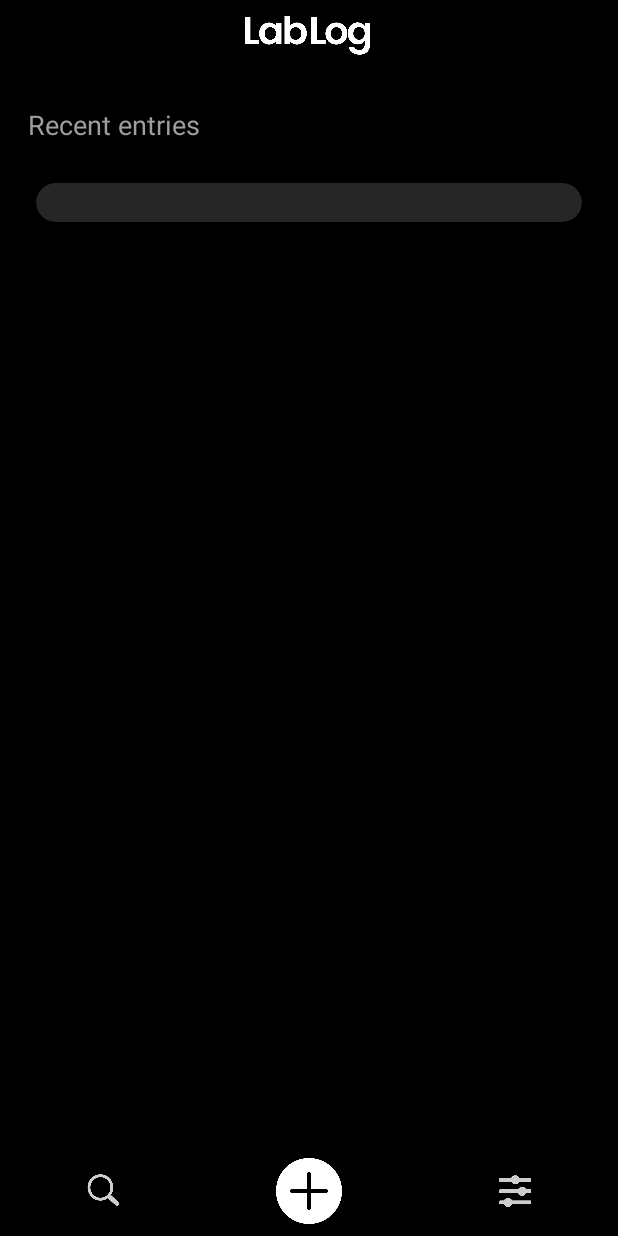
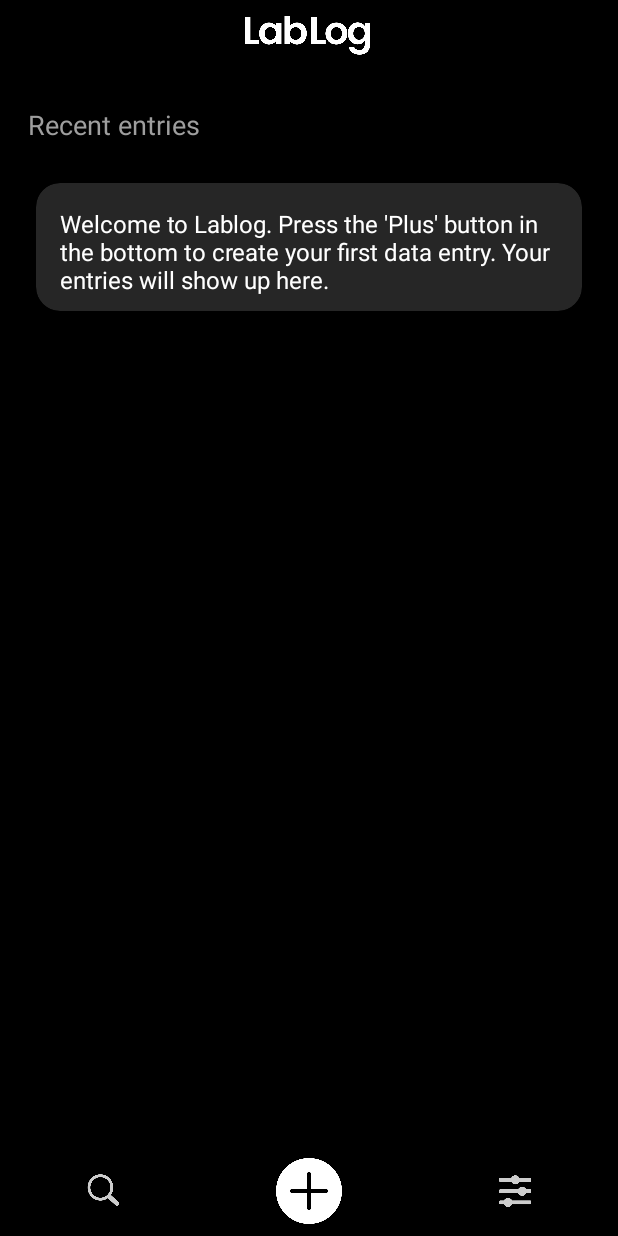
Before and after one commit to jakobkreft/LabLog, an Android app: the screen it shows after launch (MainActivity), on a phone screen of 412 x 824 dp. Run offline under Robolectric (Android 15) with nearby library versions, the phone set to English and light mode, and no system bars; our stand-ins replace FlexboxLayout, Room's generated code.

```diff
--- a/app/src/main/java/si/uni_lj/fe/lablog/MainActivity.java
+++ b/app/src/main/java/si/uni_lj/fe/lablog/MainActivity.java
@@ -100,24 +100,29 @@
         // Reload and display the latest entry
         loadAndDisplayLatestEntry();
     }
-
-
     private void loadAndDisplayLatestEntry() {
         executorService.execute(() -> {
             // Fetch the latest entry from the database
             List<Entry> entries = entryDao.getAllEntries();
 
             if (entries.isEmpty()) {
-                Log.d("MainActivity", "No entries found in the database.");
+                runOnUiThread(() -> {
+                    TextView welcomeText = findViewById(R.id.WelcomeText);
+                    welcomeText.setVisibility(View.VISIBLE); // Show the welcome text
+                });
                 return;
             }
 
-            // Load key types using the helper
-            EntryDisplayHelper helper = new EntryDisplayHelper(this, inflater);
-            Map<String, String> keyTypeMap = helper.loadKeyTypeMap(keyDao);
+            // Load key types using the helper in the background
+            Map<String, String> keyTypeMap = new HashMap<>();
+            keyTypeMap = new EntryDisplayHelper(MainActivity.this, inflater).loadKeyTypeMap(keyDao);
 
             // Post to the main thread to update UI
+            Map<String, String> finalKeyTypeMap = keyTypeMap;
             runOnUiThread(() -> {
+                TextView welcomeText = findViewById(R.id.WelcomeText);
+                welcomeText.setVisibility(View.GONE); // Hide the welcome text if there are entries
+
                 // Add "Last entry" text before the last entry card
                 TextView lastEntryTextView = new TextView(MainActivity.this);
                 lastEntryTextView.setText(R.string.last_entry);
@@ -126,12 +131,13 @@
                 lastEntryTextView.setPadding(24, 16, 16, 16);
                 linearLayout.addView(lastEntryTextView);
 
-                // Display the latest entry
-                Log.d("MainActivity", "Displaying the latest entry.");
-                helper.displayEntries(entries, keyTypeMap, linearLayout, false);
+                // Display the latest entry using the helper
+                new EntryDisplayHelper(MainActivity.this, inflater).displayEntries(entries, finalKeyTypeMap, linearLayout, false);
             });
         });
     }
+
+
     private void loadAndDisplayTimestamps() {
         executorService.execute(() -> {
             // Fetch all entries from the database
--- a/app/src/main/res/layout/activity_new_entry.xml
+++ b/app/src/main/res/layout/activity_new_entry.xml
@@ -90,8 +90,8 @@
             style="?android:attr/progressBarStyle"
             android:layout_width="wrap_content"
             android:layout_height="wrap_content"
-            android:visibility="gone"
-            android:layout_gravity="center" />
+            android:layout_gravity="center"
+            android:visibility="gone" />
 
         <Button
             android:id="@+id/SaveEntryButton"
--- a/app/src/main/res/layout/entry_card.xml
+++ b/app/src/main/res/layout/entry_card.xml
@@ -53,6 +53,16 @@
                 android:visibility="visible" />
 
 
+            <TextView
+                android:id="@+id/WelcomeText"
+                android:layout_width="match_parent"
+                android:layout_height="wrap_content"
+                android:text="@string/welcome_text"
+                android:textColor="#FFFFFF"
+                android:textSize="16sp"
+                android:visibility="gone" />
+
+
             <com.google.android.flexbox.FlexboxLayout
                 android:id="@+id/flexboxContainer"
                 android:layout_width="match_parent"
@@ -90,7 +100,8 @@
                     android:layout_margin="4dp"
                     android:background="@drawable/entries_rounded_background"
                     android:text="Archive"
-                    android:textColor="#FFFFFF" />
+                    android:textColor="#FFFFFF"
+                    android:visibility="gone" />
 
                 <Button
                     android:id="@+id/EditButton"
@@ -99,7 +110,8 @@
                     android:layout_margin="4dp"
                     android:background="@drawable/entries_rounded_background"
                     android:text="Edit"
-                    android:textColor="#FFFFFF" />
+                    android:textColor="#FFFFFF"
+                    android:visibility="gone" />
 
                 <Button
                     android:id="@+id/DeleteButton"
@@ -108,7 +120,11 @@
                     android:layout_margin="4dp"
                     android:background="@drawable/entries_rounded_background"
                     android:text="Delete"
-                    android:textColor="#FFFFFF" />
+                    android:textColor="#FFFFFF"
+                    app:icon="@drawable/ic_delete"
+                    app:iconPadding="8dp"
+                    app:iconSize="12dp"
+                    app:iconTint="#FFFFFF" />
 
                 <Button
                     android:id="@+id/DuplicateButton"
@@ -117,7 +133,9 @@
                     android:layout_margin="4dp"
                     android:background="@drawable/entries_rounded_background"
                     android:text="Duplicate"
-                    android:textColor="#FFFFFF" />
+                    android:textColor="#FFFFFF"
+                    app:icon="@drawable/ic_duplicate"
+                    app:iconTint="#FFFFFF" />
 
                 <Button
                     android:id="@+id/ResendButton"
@@ -126,7 +144,11 @@
                     android:layout_margin="4dp"
                     android:background="@drawable/entries_rounded_background"
                     android:text="Resend"
-                    android:textColor="#FFFFFF" />
+                    android:textColor="#FFFFFF"
+                    app:icon="@drawable/ic_resend"
+                    app:iconPadding="8dp"
+                    app:iconSize="18dp"
+                    app:iconTint="#FFFFFF" />
 
 
             </com.google.android.flexbox.FlexboxLayout>
--- a/app/src/main/res/layout/key_value_card.xml
+++ b/app/src/main/res/layout/key_value_card.xml
@@ -62,7 +62,9 @@
                     android:id="@+id/textInputEditText"
                     android:layout_width="match_parent"
                     android:layout_height="wrap_content"
-                    android:hint="paylaod value" />
+                    android:hint="paylaod value"
+                    android:textColor="#FFFFFF"
+                    android:textColorHint="#6D6D6D" />
 
             </com.google.android.material.textfield.TextInputLayout>
 
--- a/app/src/main/res/values/strings.xml
+++ b/app/src/main/res/values/strings.xml
@@ -39,6 +39,7 @@
     <string name="broker_address">Broker address</string>
     <string name="topic">Topic</string>
     <string name="send_icon">send icon</string>
+    <string name="welcome_text">Welcome to Lablog. Press the \'Plus\' button in the bottom to create your first data entry. Your entries will show up here.</string>
 
     <string-array name="key_type_options">
         <item>No Type</item>
```
Also changed, not shown: app/src/main/res/layout/activity_new_key.xml (+0 -7 lines).
